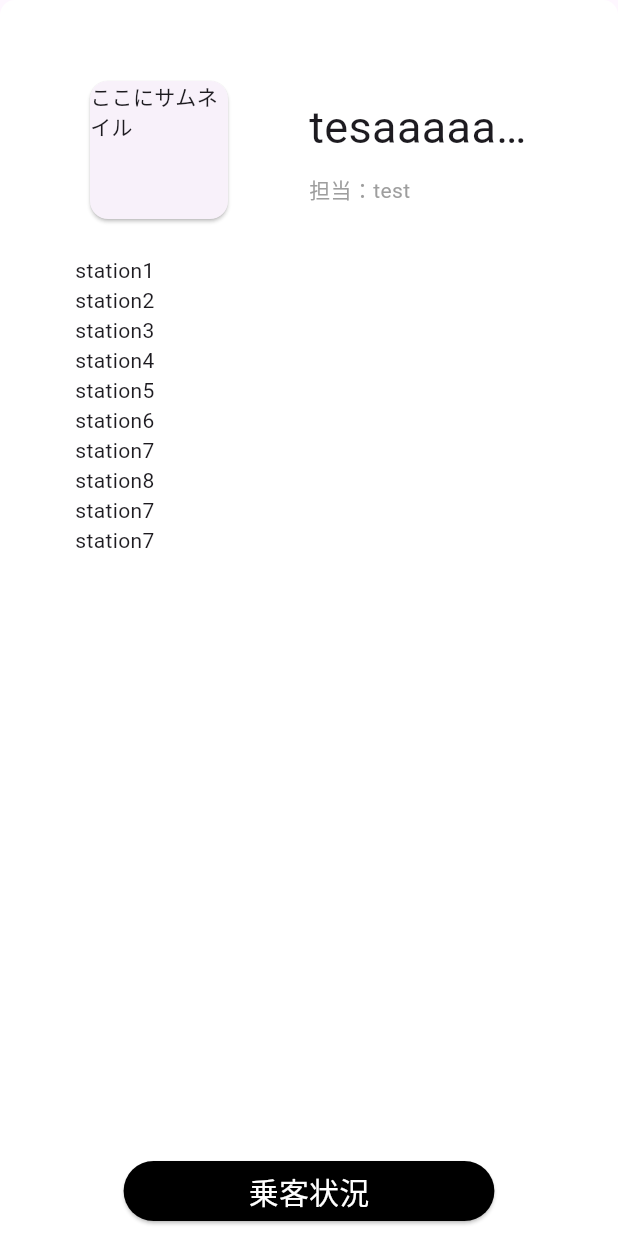
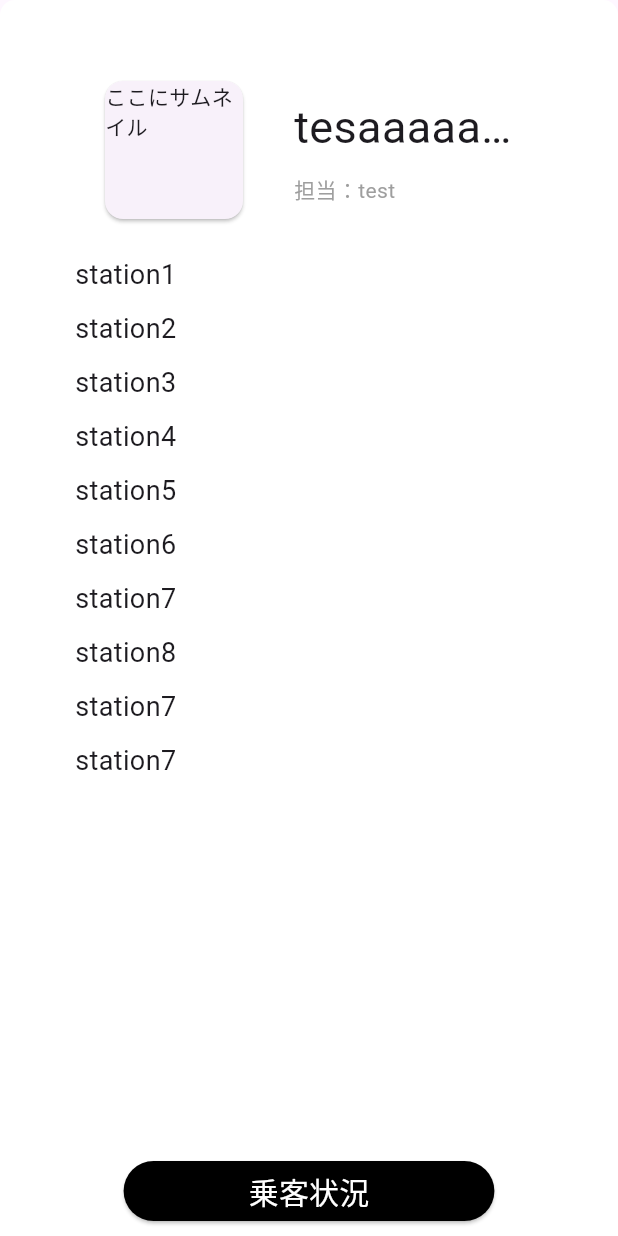
Before and after one commit to GreenTeaProgrammers/WhereChildBus, a Flutter app: the BottomSheetWidget widget shown alone on an empty page, opened directly, on a phone screen of 412 x 824 dp. Run offline on Flutter 3.47's test engine with Material 3 defaults, Android fonts, the phone set to English and light mode, and no system bars.

Commit message:
feat:停留所リストをスクロール可能に変更

```diff
--- a/frontend/where_child_bus/lib/pages/bus_list_page/bottom_sheet.dart
+++ b/frontend/where_child_bus/lib/pages/bus_list_page/bottom_sheet.dart
@@ -44,26 +44,27 @@ class BottomSheetWidget extends StatelessWidget {
   }
 
   //将来的にはStationのListを参照
-  Widget stationsList(BuildContext context, busStationsList) {
-    String viewText = "";
-    for (var station in busStationsList) {
-      viewText += station + "\n";
-    }
-    return Padding(
-      padding: const EdgeInsets.fromLTRB(50, 10, 0, 0),
-      child: SizedBox(
-        child: Text(
-          viewText,
-          textAlign: TextAlign.left,
-          overflow: TextOverflow.ellipsis,
-        ),
-      ),
+  Widget stationsList(BuildContext context, List<String> busStationsList) {
+    return ListView.builder(
+      itemCount: busStationsList.length,
+      itemBuilder: (context, index) {
+        return Padding(
+          padding: const EdgeInsets.fromLTRB(50,  10,  0,  0),
+          child: Text(
+            busStationsList[index],
+            textAlign: TextAlign.left,
+            style: const TextStyle(
+              fontSize:  18,
+            ),
+          ),
+        );
+      },
     );
   }
 
   Widget courseAndOperator(String courseName, String operatorName) {
     return Padding(
-      padding: const EdgeInsets.only(left:50),
+      padding: const EdgeInsets.only(left:30),
       child: Column(
         crossAxisAlignment: CrossAxisAlignment.start,
         children: [
```
